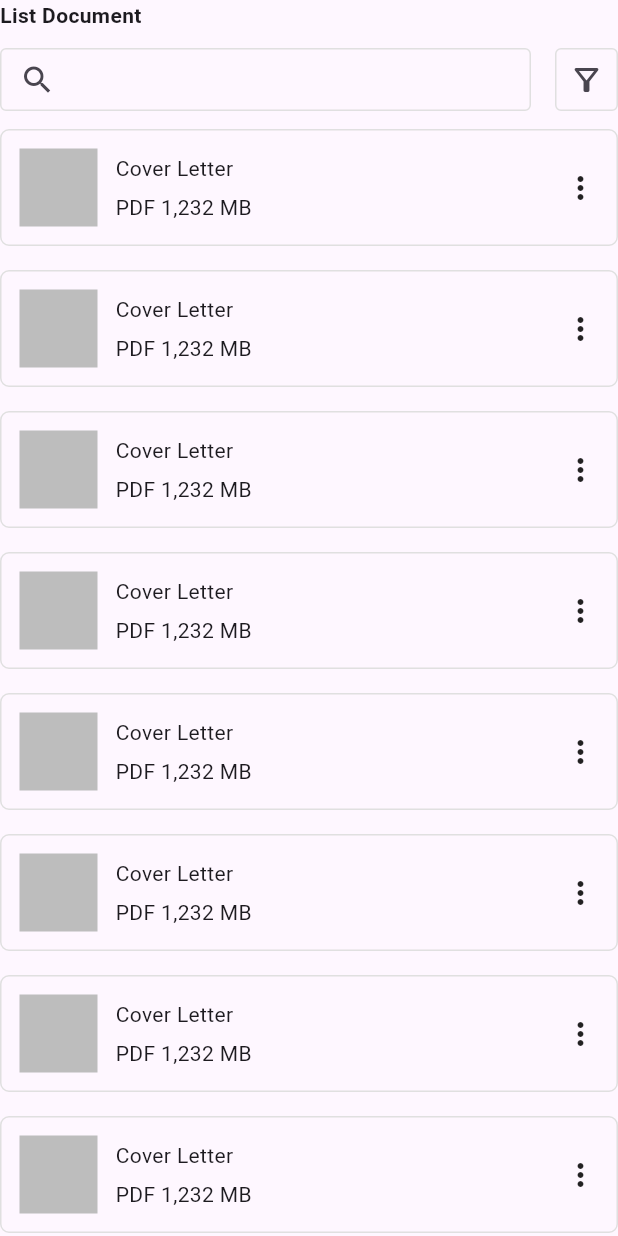
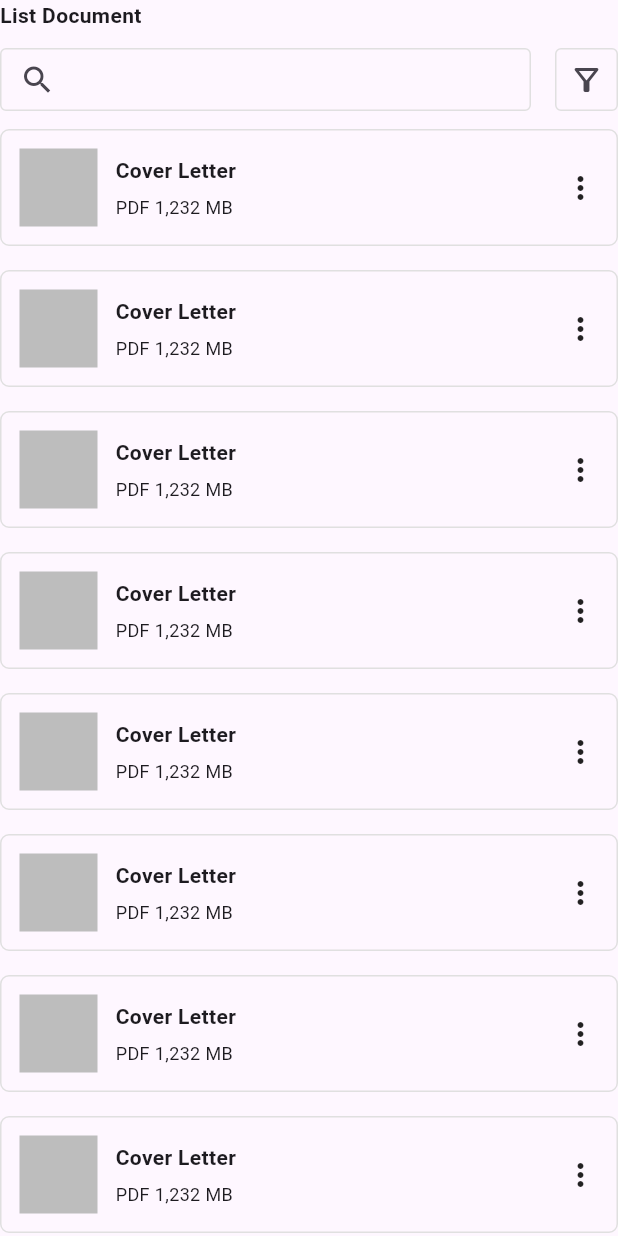
Before and after one commit to JAICHANGPARK/flutter_notebook_chapter_43, a Flutter app: the EmployeeDocumentsWidget widget shown alone on an empty page, opened directly, on a phone screen of 412 x 824 dp. Run offline on Flutter 3.47's test engine with Material 3 defaults, Android fonts, the phone set to English and light mode, and no system bars; our stand-ins replace gap, hugeicons, percent_indicator.

Commit message:
Update employee_documents_widget.dart

```diff
--- a/lib/ep2178_employee_app/ui/employee_documents_widget.dart
+++ b/lib/ep2178_employee_app/ui/employee_documents_widget.dart
@@ -86,8 +86,18 @@ class _EmployeeDocumentsWidgetState extends State<EmployeeDocumentsWidget> {
                         crossAxisAlignment: CrossAxisAlignment.start,
                         spacing: 6,
                         children: [
-                          Text("Cover Letter"),
-                          Text("PDF 1,232 MB")
+                          Text(
+                            "Cover Letter",
+                            style: TextStyle(
+                              fontWeight: FontWeight.bold,
+                            ),
+                          ),
+                          Text(
+                            "PDF 1,232 MB",
+                            style: TextStyle(
+                              fontSize: 12,
+                            ),
+                          )
                         ],
                       ),
                     ),
```
